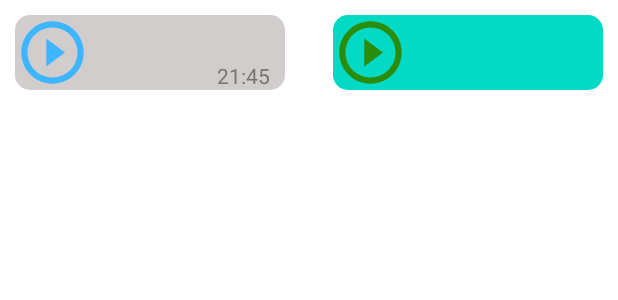
After one commit to scally-dev/messenger, an Android app: the layout message_item_voice.xml on its own in the app's theme, with its tools: preview values and no code run, on a phone screen of 412 x 824 dp. The commit adds this screen. Shown: the top 300 px of the screen. Run offline under Robolectric (Android 15) with nearby library versions, the phone set to English and light mode, and no system bars.

Commit message:
46. отображение голосовых сообщений

```diff
--- a/app/src/main/java/com/example/mymessenger/ui/fragments/message_recycler_view/view/MessageView.kt
+++ b/app/src/main/java/com/example/mymessenger/ui/fragments/message_recycler_view/view/MessageView.kt
@@ -13,6 +13,8 @@ interface MessageView {
             get() = 0
         val MESSAGE_TEXT: Int
             get() = 1
+        val MESSAGE_VOICE: Int
+            get() = 2
     }
 
     fun getTypeView():Int
--- a/app/src/main/java/com/example/mymessenger/ui/fragments/message_recycler_view/view_holders/AppHolderFactory.kt
+++ b/app/src/main/java/com/example/mymessenger/ui/fragments/message_recycler_view/view_holders/AppHolderFactory.kt
@@ -15,6 +15,11 @@ class AppHolderFactory {
                         .inflate(R.layout.message_item_image, parent, false)
                     HolderImageMessage(view)
                 }
+                MessageView.MESSAGE_VOICE -> {
+                    val view = LayoutInflater.from(parent.context)
+                        .inflate(R.layout.message_item_voice, parent, false)
+                    HolderVoiceMessage(view)
+                }
                 else ->{
                     val view = LayoutInflater.from(parent.context)
                         .inflate(R.layout.message_item_text, parent, false)
--- /dev/null
+++ b/app/src/main/res/drawable/ic_play_blue.xml
@@ -0,0 +1,5 @@
+<vector android:height="24dp" android:tint="#3EB6FF"
+    android:viewportHeight="24" android:viewportWidth="24"
+    android:width="24dp" xmlns:android="http://schemas.android.com/apk/res/android">
+    <path android:fillColor="@android:color/white" android:pathData="M10,16.5l6,-4.5 -6,-4.5v9zM12,2C6.48,2 2,6.48 2,12s4.48,10 10,10 10,-4.48 10,-10S17.52,2 12,2zM12,20c-4.41,0 -8,-3.59 -8,-8s3.59,-8 8,-8 8,3.59 8,8 -3.59,8 -8,8z"/>
+</vector>
--- /dev/null
+++ b/app/src/main/res/drawable/ic_play_green.xml
@@ -0,0 +1,5 @@
+<vector android:height="24dp" android:tint="#2B8D0C"
+    android:viewportHeight="24" android:viewportWidth="24"
+    android:width="24dp" xmlns:android="http://schemas.android.com/apk/res/android">
+    <path android:fillColor="@android:color/white" android:pathData="M10,16.5l6,-4.5 -6,-4.5v9zM12,2C6.48,2 2,6.48 2,12s4.48,10 10,10 10,-4.48 10,-10S17.52,2 12,2zM12,20c-4.41,0 -8,-3.59 -8,-8s3.59,-8 8,-8 8,3.59 8,8 -3.59,8 -8,8z"/>
+</vector>
--- /dev/null
+++ b/app/src/main/res/drawable/ic_stop_blue.xml
@@ -0,0 +1,5 @@
+<vector android:height="24dp" android:tint="#3EB6FF"
+    android:viewportHeight="24" android:viewportWidth="24"
+    android:width="24dp" xmlns:android="http://schemas.android.com/apk/res/android">
+    <path android:fillColor="@android:color/white" android:pathData="M6,6h12v12H6z"/>
+</vector>
--- /dev/null
+++ b/app/src/main/res/drawable/ic_stop_green.xml
@@ -0,0 +1,5 @@
+<vector android:height="24dp" android:tint="#2B8D0C"
+    android:viewportHeight="24" android:viewportWidth="24"
+    android:width="24dp" xmlns:android="http://schemas.android.com/apk/res/android">
+    <path android:fillColor="@android:color/white" android:pathData="M6,6h12v12H6z"/>
+</vector>
--- /dev/null
+++ b/app/src/main/res/layout/message_item_voice.xml
@@ -0,0 +1,90 @@
+<?xml version="1.0" encoding="utf-8"?>
+<androidx.constraintlayout.widget.ConstraintLayout xmlns:android="http://schemas.android.com/apk/res/android"
+    xmlns:app="http://schemas.android.com/apk/res-auto"
+    xmlns:tools="http://schemas.android.com/tools"
+    android:layout_width="match_parent"
+    android:layout_height="wrap_content"
+    android:layout_margin="@dimen/app_small_margin">
+
+    <androidx.constraintlayout.widget.ConstraintLayout
+        android:id="@+id/bloc_received_voice_message"
+        android:layout_width="@dimen/chat_voice_width"
+        android:layout_height="@dimen/chat_voice_height"
+        android:background="@drawable/bg_receiving_message"
+        app:layout_constraintBottom_toBottomOf="parent"
+        app:layout_constraintStart_toStartOf="parent"
+        app:layout_constraintTop_toTopOf="parent">
+
+        <ImageView
+            android:id="@+id/chat_received_btn_play"
+            android:layout_width="@dimen/btn_voice_width"
+            android:layout_height="@dimen/btn_voice_height"
+            android:src="@drawable/ic_play_blue"
+            app:layout_constraintBottom_toBottomOf="parent"
+            app:layout_constraintStart_toStartOf="parent"
+            app:layout_constraintTop_toTopOf="parent" />
+
+        <ImageView
+            android:id="@+id/chat_received_btn_stop"
+            android:layout_width="@dimen/btn_voice_width"
+            android:layout_height="@dimen/btn_voice_height"
+            android:src="@drawable/ic_stop_blue"
+            android:visibility="gone"
+            app:layout_constraintBottom_toBottomOf="parent"
+            app:layout_constraintStart_toStartOf="parent"
+            app:layout_constraintTop_toTopOf="parent" />
+
+        <TextView
+            android:id="@+id/chat_received_voice_message_time"
+            android:layout_width="match_parent"
+            android:layout_height="wrap_content"
+            android:layout_marginEnd="@dimen/app_small_margin"
+            android:gravity="end"
+            android:textColor="@color/grey"
+            app:layout_constraintBottom_toBottomOf="parent"
+            app:layout_constraintEnd_toEndOf="parent"
+            tools:text="21:45" />
+    </androidx.constraintlayout.widget.ConstraintLayout>
+
+    <androidx.constraintlayout.widget.ConstraintLayout
+        android:id="@+id/bloc_user_voice_message"
+        android:layout_width="@dimen/chat_voice_width"
+        android:layout_height="@dimen/chat_voice_height"
+        android:background="@drawable/bg_user_message"
+        app:layout_constraintBottom_toBottomOf="parent"
+        app:layout_constraintEnd_toEndOf="parent"
+        app:layout_constraintTop_toTopOf="parent">
+
+        <ImageView
+            android:id="@+id/chat_user_btn_play"
+            android:layout_width="@dimen/btn_voice_width"
+            android:layout_height="@dimen/btn_voice_height"
+            android:src="@drawable/ic_play_green"
+            app:layout_constraintBottom_toBottomOf="parent"
+            app:layout_constraintStart_toStartOf="parent"
+            app:layout_constraintTop_toTopOf="parent" />
+
+        <ImageView
+            android:id="@+id/chat_user_btn_stop"
+            android:layout_width="@dimen/btn_voice_width"
+            android:layout_height="@dimen/btn_voice_height"
+            android:src="@drawable/ic_stop_green"
+            android:visibility="gone"
+            app:layout_constraintBottom_toBottomOf="parent"
+            app:layout_constraintStart_toStartOf="parent"
+            app:layout_constraintTop_toTopOf="parent" />
+
+        <TextView
+            android:id="@+id/chat_user_voice_message_time"
+            android:layout_width="match_parent"
+            android:layout_height="wrap_content"
+            android:layout_marginEnd="@dimen/app_small_margin"
+            android:gravity="end"
+            android:textColor="@color/teal_200"
+            app:layout_constraintBottom_toBottomOf="parent"
+            app:layout_constraintEnd_toEndOf="parent"
+            tools:text="21:45" />
+    </androidx.constraintlayout.widget.ConstraintLayout>
+
+
+</androidx.constraintlayout.widget.ConstraintLayout>
--- a/app/src/main/res/values/dimens.xml
+++ b/app/src/main/res/values/dimens.xml
@@ -9,6 +9,11 @@
     <!--chat-->
     <dimen name="chat_image_width">180dp</dimen>
     <dimen name="chat_image_height">180dp</dimen>
+
+    <dimen name="chat_voice_width">180dp</dimen>
+    <dimen name="chat_voice_height">50dp</dimen>
+    <dimen name="btn_voice_width">50dp</dimen>
+    <dimen name="btn_voice_height">50dp</dimen>
 
 
     <!--Toolbar-->
```
Also changed, not shown: app/src/main/java/com/example/mymessenger/ui/fragments/message_recycler_view/view/AppViewFactory.kt (+7 -0 lines), app/src/main/java/com/example/mymessenger/ui/fragments/message_recycler_view/view/ViewVoiceMessage.kt (added, +17 -0 lines), app/src/main/java/com/example/mymessenger/ui/fragments/message_recycler_view/view_holders/HolderImageMessage.kt (+21 -0 lines), app/src/main/java/com/example/mymessenger/ui/fragments/message_recycler_view/view_holders/HolderTextMessage.kt (+20 -0 lines), app/src/main/java/com/example/mymessenger/ui/fragments/message_recycler_view/view_holders/HolderVoiceMessage.kt (added, +41 -0 lines), app/src/main/java/com/example/mymessenger/ui/fragments/single_chat/SingleChatAdapter.kt (+4 -36 lines).
